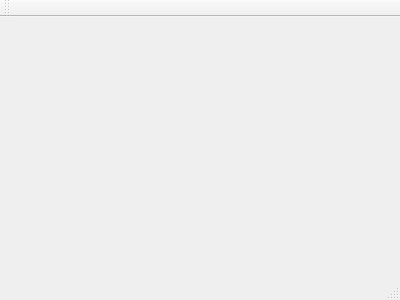
First picture: the form in mainwindow.ui, repository ThKattanek/c64keys2usb, before the edit.
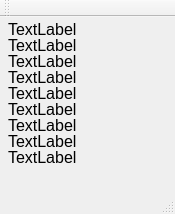
Second picture: the form after the edit.

```diff
--- a/mainwindow.ui
+++ b/mainwindow.ui
@@ -1,24 +1,202 @@
 <ui version="4.0">
  <class>MainWindow</class>
- <widget class="QMainWindow" name="MainWindow" >
-  <property name="geometry" >
+ <widget class="QMainWindow" name="MainWindow">
+  <property name="geometry">
    <rect>
     <x>0</x>
     <y>0</y>
-    <width>400</width>
-    <height>300</height>
+    <width>175</width>
+    <height>214</height>
    </rect>
   </property>
   <property name="windowTitle" >
    <string>MainWindow</string>
   </property>
-  <widget class="QMenuBar" name="menuBar" />
-  <widget class="QToolBar" name="mainToolBar" />
-  <widget class="QWidget" name="centralWidget" />
-  <widget class="QStatusBar" name="statusBar" />
+  <widget class="QWidget" name="centralWidget">
+   <widget class="QLabel" name="label">
+    <property name="geometry">
+     <rect>
+      <x>8</x>
+      <y>4</y>
+      <width>97</width>
+      <height>16</height>
+     </rect>
+    </property>
+    <property name="font">
+     <font>
+      <pointsize>12</pointsize>
+     </font>
+    </property>
+    <property name="text">
+     <string>TextLabel</string>
+    </property>
+   </widget>
+   <widget class="QLabel" name="label_2">
+    <property name="geometry">
+     <rect>
+      <x>8</x>
+      <y>20</y>
+      <width>101</width>
+      <height>16</height>
+     </rect>
+    </property>
+    <property name="font">
+     <font>
+      <pointsize>12</pointsize>
+     </font>
+    </property>
+    <property name="text">
+     <string>TextLabel</string>
+    </property>
+   </widget>
+   <widget class="QLabel" name="label_3">
+    <property name="geometry">
+     <rect>
+      <x>8</x>
+      <y>36</y>
+      <width>101</width>
+      <height>16</height>
+     </rect>
+    </property>
+    <property name="font">
+     <font>
+      <pointsize>12</pointsize>
+     </font>
+    </property>
+    <property name="text">
+     <string>TextLabel</string>
+    </property>
+   </widget>
+   <widget class="QLabel" name="label_4">
+    <property name="geometry">
+     <rect>
+      <x>8</x>
+      <y>52</y>
+      <width>97</width>
+      <height>16</height>
+     </rect>
+    </property>
+    <property name="font">
+     <font>
+      <pointsize>12</pointsize>
+     </font>
+    </property>
+    <property name="text">
+     <string>TextLabel</string>
+    </property>
+   </widget>
+   <widget class="QLabel" name="label_5">
+    <property name="geometry">
+     <rect>
+      <x>8</x>
+      <y>68</y>
+      <width>85</width>
+      <height>16</height>
+     </rect>
+    </property>
+    <property name="font">
+     <font>
+      <pointsize>12</pointsize>
+     </font>
+    </property>
+    <property name="text">
+     <string>TextLabel</string>
+    </property>
+   </widget>
+   <widget class="QLabel" name="label_6">
+    <property name="geometry">
+     <rect>
+      <x>8</x>
+      <y>84</y>
+      <width>97</width>
+      <height>16</height>
+     </rect>
+    </property>
+    <property name="font">
+     <font>
+      <pointsize>12</pointsize>
+     </font>
+    </property>
+    <property name="text">
+     <string>TextLabel</string>
+    </property>
+   </widget>
+   <widget class="QLabel" name="label_7">
+    <property name="geometry">
+     <rect>
+      <x>8</x>
+      <y>100</y>
+      <width>97</width>
+      <height>16</height>
+     </rect>
+    </property>
+    <property name="font">
+     <font>
+      <pointsize>12</pointsize>
+     </font>
+    </property>
+    <property name="text">
+     <string>TextLabel</string>
+    </property>
+   </widget>
+   <widget class="QLabel" name="label_8">
+    <property name="geometry">
+     <rect>
+      <x>8</x>
+      <y>116</y>
+      <width>85</width>
+      <height>16</height>
+     </rect>
+    </property>
+    <property name="font">
+     <font>
+      <pointsize>12</pointsize>
+     </font>
+    </property>
+    <property name="text">
+     <string>TextLabel</string>
+    </property>
+   </widget>
+   <widget class="QLabel" name="label_9">
+    <property name="geometry">
+     <rect>
+      <x>8</x>
+      <y>132</y>
+      <width>141</width>
+      <height>16</height>
+     </rect>
+    </property>
+    <property name="font">
+     <font>
+      <pointsize>12</pointsize>
+     </font>
+    </property>
+    <property name="text">
+     <string>TextLabel</string>
+    </property>
+   </widget>
+  </widget>
+  <widget class="QMenuBar" name="menuBar">
+   <property name="geometry">
+    <rect>
+     <x>0</x>
+     <y>0</y>
+     <width>175</width>
+     <height>22</height>
+    </rect>
+   </property>
+  </widget>
+  <widget class="QToolBar" name="mainToolBar">
+   <attribute name="toolBarArea">
+    <enum>TopToolBarArea</enum>
+   </attribute>
+   <attribute name="toolBarBreak">
+    <bool>false</bool>
+   </attribute>
+  </widget>
+  <widget class="QStatusBar" name="statusBar"/>
  </widget>
- <layoutDefault spacing="6" margin="11" />
- <pixmapfunction></pixmapfunction>
+ <layoutdefault spacing="6" margin="11"/>
  <resources/>
  <connections/>
 </ui>
```
Left out of the diff: 3 changed lines with no effect on the pictures.
